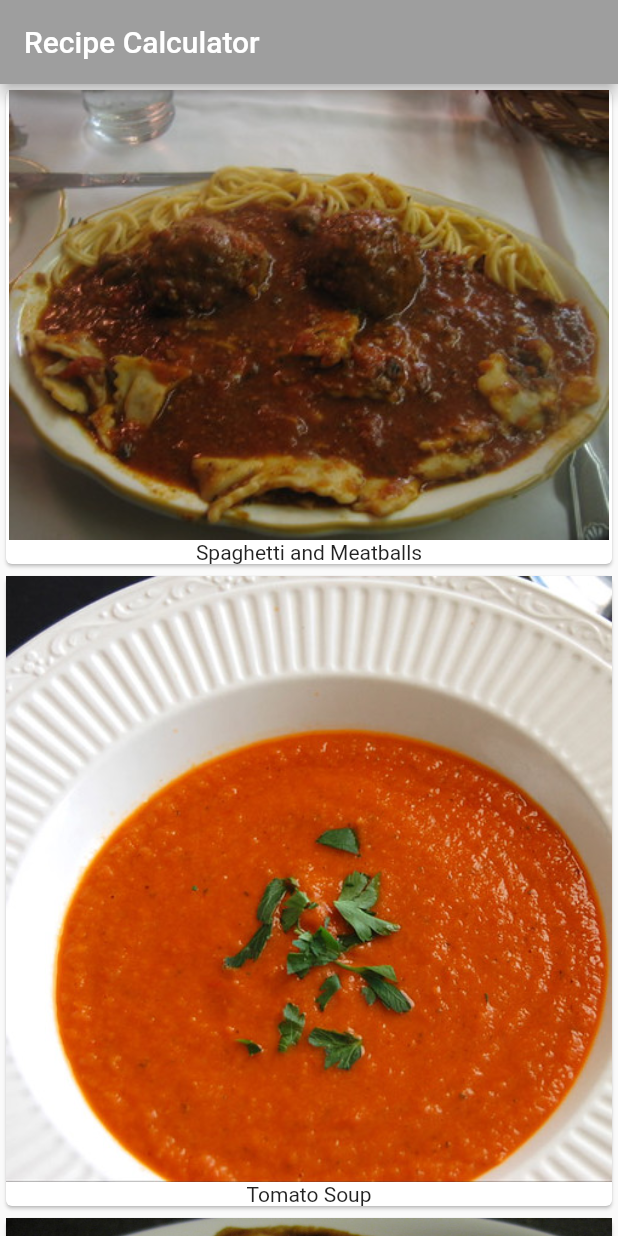
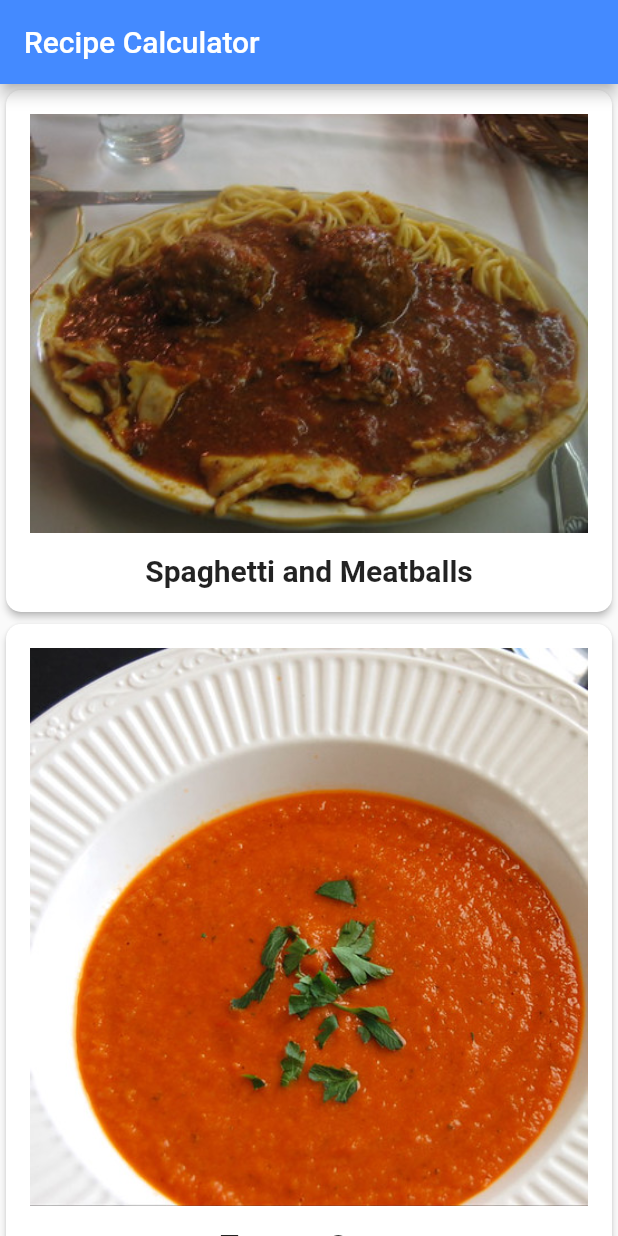
Before and after one commit to Cruz-Bdllo/recipes, a Flutter app: the screen it shows after launch, on a phone screen of 412 x 824 dp. Run offline on Flutter 3.47's test engine with Material 2 defaults, Android fonts, the phone set to English and light mode, and no system bars; Roboto replaces fonts that are missing (Palatino).

Commit message:
Adding more style a Card [feature/recipes-calculator]

```diff
--- a/lib/main.dart
+++ b/lib/main.dart
@@ -34,7 +34,7 @@ class RecipeApp extends StatelessWidget {
        */
       theme: themeData.copyWith(
         colorScheme: themeData.colorScheme.copyWith(
-          primary: Colors.grey,
+          primary: Colors.blueAccent,
           secondary: Colors.black
         )
       ),
@@ -56,11 +56,28 @@ class _MyHomePageState extends State<MyHomePage> {
     return Card( // Card es también un widget
       // Colum: es un widget que define un diseño vertical y este widget tiene
       // 2 children (Image y Text)
-      child: Column(
-        children: <Widget>[
-          Image(image: AssetImage(recipe.imgUrl)),
-          Text(recipe.lable)
-        ],
+      elevation: 2.0,
+      shape: RoundedRectangleBorder(
+          borderRadius: BorderRadius.circular(10.0)
+      ),
+      child: Padding(
+        padding: const EdgeInsets.all(16.0),
+        child: Column(
+            children: <Widget>[
+              Image(image: AssetImage(recipe.imgUrl)),
+              const SizedBox(
+                height: 14.0,
+              ),
+              Text(
+                recipe.lable,
+                style: const TextStyle(
+                  fontSize: 20.0,
+                  fontWeight: FontWeight.w700,
+                  fontFamily: 'Palatino'
+                ),
+              )
+            ],
+          )
       ),
     );
   } // end card
```
